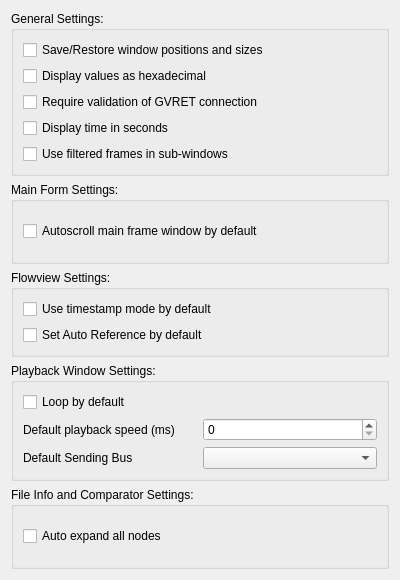
First picture: the form in ui/mainsettingsdialog.ui, repository collin80/SavvyCAN, before the edit.
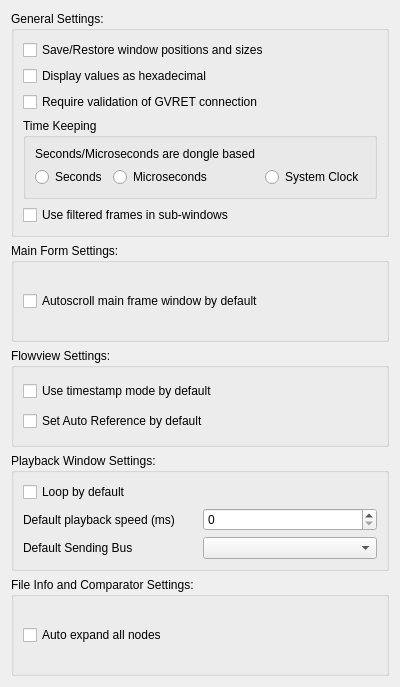
Second picture: the form after the edit.

Commit message: Addition of "System Time" mode where frames are timestamped by absolute time from the PC clock.

```diff
--- a/ui/mainsettingsdialog.ui
+++ b/ui/mainsettingsdialog.ui
@@ -7,7 +7,7 @@
     <x>0</x>
     <y>0</y>
     <width>400</width>
-    <height>580</height>
+    <height>687</height>
    </rect>
   </property>
   <property name="windowTitle">
@@ -42,10 +42,57 @@
        </widget>
       </item>
       <item>
-       <widget class="QCheckBox" name="cbTimeSeconds">
-        <property name="text">
-         <string>Display time in seconds</string>
+       <widget class="QGroupBox" name="groupBox_6">
+        <property name="title">
+         <string>Time Keeping</string>
         </property>
+        <layout class="QVBoxLayout" name="verticalLayout_7">
+         <item>
+          <widget class="QLabel" name="label_3">
+           <property name="text">
+            <string>Seconds/Microseconds are dongle based</string>
+           </property>
+          </widget>
+         </item>
+         <item>
+          <layout class="QHBoxLayout" name="horizontalLayout_4">
+           <item>
+            <widget class="QRadioButton" name="rbSeconds">
+             <property name="text">
+              <string>Seconds</string>
+             </property>
+            </widget>
+           </item>
+           <item>
+            <widget class="QRadioButton" name="rbMicros">
+             <property name="text">
+              <string>Microseconds</string>
+             </property>
+            </widget>
+           </item>
+           <item>
+            <spacer name="horizontalSpacer">
+             <property name="orientation">
+              <enum>Qt::Horizontal</enum>
+             </property>
+             <property name="sizeHint" stdset="0">
+              <size>
+               <width>40</width>
+               <height>20</height>
+              </size>
+             </property>
+            </spacer>
+           </item>
+           <item>
+            <widget class="QRadioButton" name="rbSysClock">
+             <property name="text">
+              <string>System Clock</string>
+             </property>
+            </widget>
+           </item>
+          </layout>
+         </item>
+        </layout>
        </widget>
       </item>
       <item>
```
The commit also changes 12 other files.
